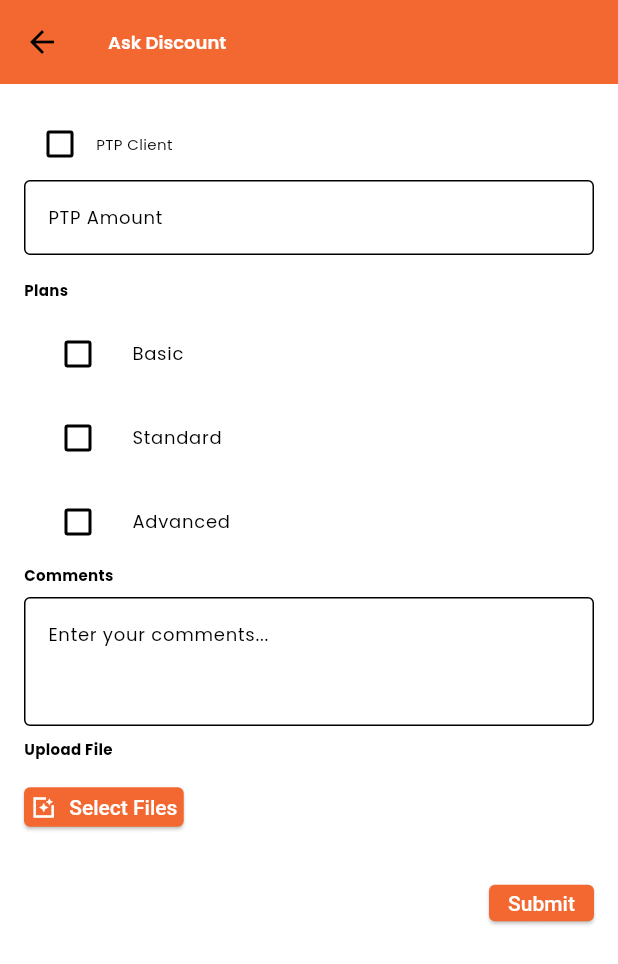
After one commit to chemanishazad/ask_scope, a Flutter app: the AskDiscountScreen screen opened by its route, after a tap on "Submit", on a phone screen of 412 x 824 dp. The commit adds this screen. Shown: the top 964 px of the screen. Run offline on Flutter 3.47's test engine with Material 3 defaults, Android fonts, the phone set to English and light mode, and no system bars; our stand-ins replace file_picker, flutter_html, flutter_riverpod, fluttertoast, google_fonts, lottie and 3 more; missing offline and left inert: html_editor_enhanced, number_to_words; accounts and stored records are empty; network calls fail.

Commit message:
ask scope

```diff
--- a/lib/core/route/routes.dart
+++ b/lib/core/route/routes.dart
@@ -9,6 +9,7 @@ import 'package:loop/screens/home/addon/update_tag_screen.dart';
 import 'package:loop/screens/home/details/addScope/add_new_scope.dart';
 import 'package:loop/screens/home/details/details_query.dart';
 import 'package:loop/screens/home/details/scope_card.dart';
+import 'package:loop/screens/home/details/widget/ask_discount_screen.dart';
 import 'package:loop/screens/home/notification/notification_screen.dart';
 
 class AppRoutes {
@@ -24,5 +25,6 @@ class AppRoutes {
     '/updateFollowerScreen': (context) => const UpdateFollowerScreen(),
     '/editScopeScreen': (context) => const EditScopeScreen(),
     '/feasibilityDetails': (context) => const FeasibilityDetailsScreen(),
+    '/askDiscount': (context) => const AskDiscountScreen(),
   };
 }
--- /dev/null
+++ b/lib/provider/home/askDiscountApiModel.dart
@@ -0,0 +1,23 @@
+import 'dart:io';
+
+class AskDiscountModel {
+  final List<File> file;
+  final String refId;
+  final String quoteId;
+  final String comments;
+  final String ptp;
+  final String amount;
+  final String oldPlans;
+  final String selectedPlan;
+
+  AskDiscountModel({
+    required this.file,
+    required this.refId,
+    required this.quoteId,
+    required this.comments,
+    required this.amount,
+    required this.oldPlans,
+    required this.selectedPlan,
+    required this.ptp,
+  });
+}
--- a/lib/provider/home/scope_upload_provider.dart
+++ b/lib/provider/home/scope_upload_provider.dart
@@ -6,6 +6,7 @@ import 'package:http/http.dart';
 import 'package:loop/core/utils/service.dart';
 import 'package:loop/model/home/edit_scope_model.dart';
 import 'package:loop/model/home/scope_upload_model.dart';
+import 'package:loop/provider/home/askDiscountApiModel.dart';
 import 'package:loop/provider/home/complete_feasibility_model.dart';
 
 final addNewScopeProvider =
@@ -191,3 +192,37 @@ final completeFeasibilityProvider =
     throw Exception('Error: ${e.toString()}');
   }
 });
+final askDiscountProvider =
+    FutureProvider.family<Map<String, dynamic>, AskDiscountModel>(
+        (ref, params) async {
+  try {
+    final fields = {
+      'ref_id': params.refId,
+      'quote_id': params.quoteId,
+      'ptp': params.ptp,
+      'ptp_comments': params.comments,
+      'ptp_amount': params.amount,
+      'old_plans': params.oldPlans,
+      'selected_plans': params.selectedPlan,
+    };
+
+    final List<String> fileFieldNames = ['ptp_file'];
+    Response response = await ApiMaster().fire(
+      path: '/askPtp',
+      method: HttpMethod.$formdata,
+      fileFieldNames: fileFieldNames,
+      multipartFields: fields,
+      files: params.file,
+    );
+
+    if (response.statusCode == 200) {
+      final data = jsonDecode(response.body);
+      print('data${data}');
+      return data;
+    } else {
+      return {'status': false, 'message': 'Failed to fetch skills'};
+    }
+  } catch (e) {
+    throw Exception('Error: ${e.toString()}');
+  }
+});
--- /dev/null
+++ b/lib/screens/home/details/widget/ask_discount_screen.dart
@@ -0,0 +1,272 @@
+import 'dart:io';
+
+import 'package:file_picker/file_picker.dart';
+import 'package:flutter/material.dart';
+import 'package:flutter_riverpod/flutter_riverpod.dart';
+import 'package:fluttertoast/fluttertoast.dart';
+import 'package:loop/core/const/palette.dart';
+import 'package:loop/core/const/styles.dart';
+import 'package:loop/provider/home/askDiscountApiModel.dart';
+import 'package:loop/provider/home/scope_upload_provider.dart';
+
+class AskDiscountScreen extends ConsumerStatefulWidget {
+  const AskDiscountScreen({super.key});
+
+  @override
+  ConsumerState<ConsumerStatefulWidget> createState() =>
+      _AskDiscountScreenState();
+}
+
+class _AskDiscountScreenState extends ConsumerState<AskDiscountScreen> {
+  bool isPTPClient = false;
+  double minRequiredAmount = 0;
+  List<String> allPlans = ["Basic", "Standard", "Advanced"];
+  String selectedPlansString = "";
+  List<String>? finalPrices;
+  List<File> selectedFiles = [];
+  String? refId;
+  String? quoteId;
+  String? oldPlan;
+
+  TextEditingController ptpAmountController = TextEditingController();
+  TextEditingController commentsController = TextEditingController();
+
+  Future<void> _pickFile() async {
+    FilePickerResult? result =
+        await FilePicker.platform.pickFiles(allowMultiple: true);
+
+    if (result != null) {
+      setState(() {
+        selectedFiles.addAll(result.files.map((file) => File(file.path!)));
+      });
+    }
+  }
+
+  @override
+  void didChangeDependencies() {
+    super.didChangeDependencies();
+
+    final args =
+        ModalRoute.of(context)?.settings.arguments as Map<String, dynamic>?;
+    setState(() {
+      refId = args?['assign_id'];
+      quoteId = args?['quoteid'];
+      oldPlan = args?['old_plan'];
+    });
+
+    if (args != null) {
+      _initializeData(args);
+    }
+  }
+
+  void _initializeData(Map<String, dynamic> quoteData) {
+    // Extract selected plans from API response
+    if (quoteData["plan"] != null) {
+      selectedPlansString = quoteData["plan"];
+    }
+
+    // Extract final prices from API response
+    if (quoteData["final_price"] != null) {
+      finalPrices = (quoteData["final_price"] as String).split(",");
+    }
+
+    if (finalPrices != null && finalPrices!.isNotEmpty) {
+      List<double> prices =
+          finalPrices!.map((e) => double.tryParse(e) ?? 0).toList();
+      double minFinalPrice =
+          prices.isNotEmpty ? prices.reduce((a, b) => a < b ? a : b) : 0;
+      minRequiredAmount = minFinalPrice * 0.7;
+    }
+
+    setState(() {});
+  }
+
+  void _togglePlan(String plan) {
+    List<String> selectedPlans =
+        selectedPlansString.isNotEmpty ? selectedPlansString.split(",") : [];
+
+    if (selectedPlans.contains(plan)) {
+      selectedPlans.remove(plan); // Deselect
+    } else {
+      selectedPlans.add(plan); // Select
+    }
+
+    setState(() {
+      selectedPlansString = selectedPlans
+          .join(","); // Convert list back to comma-separated string
+    });
+  }
+
+  Future<void> _validateAndSubmit() async {
+    if (isPTPClient) {
+      double enteredAmount = double.tryParse(ptpAmountController.text) ?? 0;
+      if (enteredAmount < minRequiredAmount) {
+        ScaffoldMessenger.of(context).showSnackBar(
+          SnackBar(
+              content: Text(
+                  "Minimum required amount is INR ${minRequiredAmount.toStringAsFixed(2)}")),
+        );
+        return;
+      }
+    }
+    final response = await ref.read(askDiscountProvider(AskDiscountModel(
+            file: selectedFiles,
+            refId: refId ?? '',
+            quoteId: quoteId ?? '',
+            comments: commentsController.text,
+            amount: ptpAmountController.text,
+            oldPlans: oldPlan ?? '',
+            selectedPlan: selectedPlansString,
+            ptp: isPTPClient ? "yes" : "no"))
+        .future);
+
+    if (response['status'] == 'success') {
+      Navigator.pop(context);
+      Navigator.pop(context);
+      Fluttertoast.showToast(msg: response['message']);
+    } else {
+      Fluttertoast.showToast(msg: response['message']);
+    }
+    // Proceed with submission
+    print("Selected Plans: $selectedPlansString");
+    print("Selected Price: ${ptpAmountController.text}");
+    print("Form submitted successfully!");
+  }
+
+  @override
+  Widget build(BuildContext context) {
+    List<String> selectedPlans =
+        selectedPlansString.isNotEmpty ? selectedPlansString.split(",") : [];
+
+    return Scaffold(
+      appBar: AppBar(
+          backgroundColor: Palette.themeColor,
+          title: const Text(
+            "Ask Discount",
+            style: TextStyle(color: Colors.white),
+          )),
+      body: Padding(
+        padding: const EdgeInsets.all(16.0),
+        child: SingleChildScrollView(
+          child: Column(
+            crossAxisAlignment: CrossAxisAlignment.start,
+            children: [
+              Row(
+                children: [
+                  Checkbox(
+                    value: isPTPClient,
+                    onChanged: (value) {
+                      setState(() {
+                        isPTPClient = value ?? false;
+                      });
+                    },
+                  ),
+                  const Text("PTP Client"),
+                ],
+              ),
+
+              // PTP Amount Input
+              TextFormField(
+                controller: ptpAmountController,
+                keyboardType: TextInputType.number,
+                decoration: const InputDecoration(
+                  filled: true,
+                  fillColor: Colors.white,
+                  labelText: "PTP Amount",
+                  prefixText: "INR ",
+                  border: OutlineInputBorder(),
+                ),
+              ),
+
+              const SizedBox(height: 16),
+
+              title("Plans"),
+              Column(
+                children: allPlans.map((plan) {
+                  return CheckboxListTile(
+                    value: selectedPlans.contains(plan),
+                    onChanged: (isChecked) => _togglePlan(plan),
+                    title: Text(plan),
+                    controlAffinity: ListTileControlAffinity.leading,
+                  );
+                }).toList(),
+              ),
+              title("Comments"),
+              TextFormField(
+                controller: commentsController,
+                decoration: const InputDecoration(
+                  filled: true,
+                  fillColor: Colors.white,
+                  hintText: 'Enter your comments...',
+                  border: OutlineInputBorder(),
+                ),
+                maxLines: 3,
+              ),
+              const SizedBox(height: 8),
+
+              title("Upload File"),
+              ElevatedButton.icon(
+                onPressed: _pickFile,
+                icon: const Icon(
+                  Icons.photo_filter_sharp,
+                  color: Colors.white,
+                ),
+                label: const Text("Select Files"),
+              ),
+              if (selectedFiles.isNotEmpty)
+                Column(
+                  children: selectedFiles.asMap().entries.map((entry) {
+                    int index = entry.key;
+                    File file = entry.value;
+
+                    return Container(
+                      padding: const EdgeInsets.all(12),
+                      margin: const EdgeInsets.symmetric(vertical: 4),
+                      decoration: cardDecoration(context: context),
+                      child: Row(
+                        mainAxisAlignment: MainAxisAlignment.spaceBetween,
+                        children: [
+                          Expanded(
+                            child: Text(
+                              file.path.split('/').last,
+                              overflow: TextOverflow.ellipsis,
+                              style:
+                                  const TextStyle(fontWeight: FontWeight.bold),
+                            ),
+                          ),
+                          InkWell(
+                            onTap: () {
+                              setState(() {
+                                selectedFiles.removeAt(index);
+                              });
+                            },
+                            child: const Icon(Icons.delete, color: Colors.red),
+                          ),
+                        ],
+                      ),
+                    );
+                  }).toList(),
+                ),
+              const SizedBox(height: 16),
+
+              Align(
+                alignment: Alignment.centerRight,
+                child: ElevatedButton(
+                  onPressed: _validateAndSubmit,
+                  child: const Text("Submit"),
+                ),
+              ),
+            ],
+          ),
+        ),
+      ),
+    );
+  }
+
+  Widget title(String text) {
+    return Padding(
+      padding: const EdgeInsets.only(bottom: 8.0),
+      child: Text(text, style: const TextStyle(fontWeight: FontWeight.bold)),
+    );
+  }
+}
```
Also changed, not shown: lib/screens/home/details/widget/scope_details.dart (+73 -18 lines), 1 other file.
